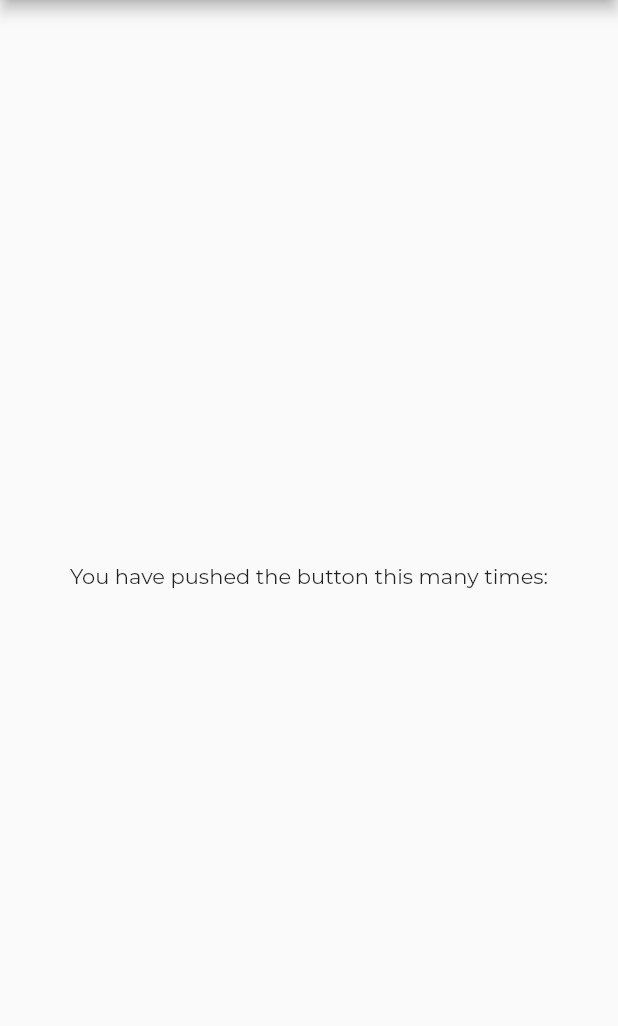
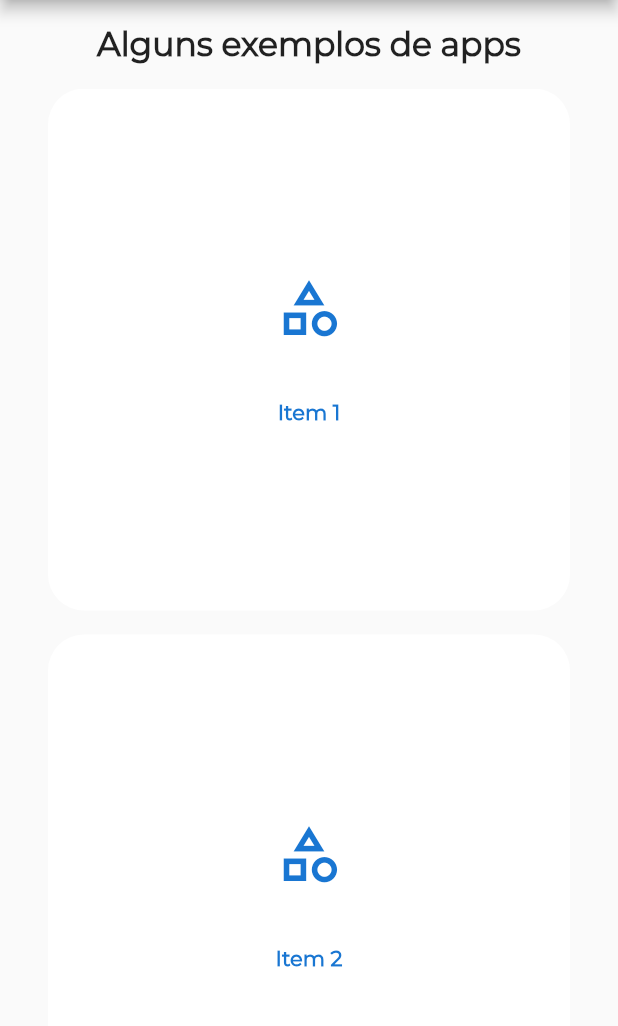
Before and after one commit to gncgabriel/Flutter_Examples, a Flutter app: the screen it shows after launch, on a phone screen of 412 x 824 dp, the part 84-1110 px from its top. Run offline on Flutter 3.47's test engine with Material 2 defaults, Android fonts, the phone set to English and light mode, and no system bars; project files that could hold a hidden picture were left out.

Commit message:
home page

```diff
--- a/lib/main.dart
+++ b/lib/main.dart
@@ -1,7 +1,15 @@
 import 'package:flutter/material.dart';
+import 'package:flutter_examples/src/module/main/pages/home.dart';
+import 'package:flutter_examples/src/shared/constants/routes.dart';
 
 void main() {
   runApp(const MyApp());
+}
+
+Map<String, WidgetBuilder> routes() {
+  return {
+    Routes.main_home_page: (_) => const MainHomePage(),
+  };
 }
 
 class MyApp extends StatelessWidget {
@@ -12,38 +20,12 @@ class MyApp extends StatelessWidget {
     return MaterialApp(
       debugShowCheckedModeBanner: false,
       title: 'Flutter Examples',
+      routes: routes(),
+      initialRoute: Routes.main_home_page,
       theme: ThemeData(
         primarySwatch: Colors.blue,
         fontFamily: "Montserrat"
       ),
-      home: const MyHomePage(),
     );
   }
 }
-
-class MyHomePage extends StatefulWidget {
-  const MyHomePage({Key? key}) : super(key: key);
-  @override
-  State<MyHomePage> createState() => _MyHomePageState();
-}
-
-class _MyHomePageState extends State<MyHomePage> {
-  @override
-  Widget build(BuildContext context) {
-    return Scaffold(
-      appBar: AppBar(
-        title: const Text("Flutter Examples"),
-      ),
-      body: Center(
-        child: Column(
-          mainAxisAlignment: MainAxisAlignment.center,
-          children: const [
-            Text(
-              'You have pushed the button this many times:',
-            ),
-          ],
-        ),
-      ),
-    );
-  }
-}
--- /dev/null
+++ b/lib/src/module/main/pages/home.dart
@@ -0,0 +1,111 @@
+import 'package:flutter/material.dart';
+
+class MainHomePage extends StatefulWidget {
+  const MainHomePage({Key? key}) : super(key: key);
+
+  @override
+  _MainHomePageState createState() => _MainHomePageState();
+}
+
+class _MainHomePageState extends State<MainHomePage> {
+  @override
+  Widget build(BuildContext context) {
+    return Scaffold(
+      appBar: AppBar(
+        title: const Text("Flutter Examples"),
+      ),
+      body: const _Body(),
+    );
+  }
+}
+
+class _Body extends StatelessWidget {
+  const _Body({Key? key}) : super(key: key);
+
+  @override
+  Widget build(BuildContext context) {
+    return Container(
+      padding: const EdgeInsets.all(16),
+      child: Column(
+        children: [
+          const Text(
+            "Alguns exemplos de apps",
+            style: TextStyle(
+              fontSize: 22,
+              fontWeight: FontWeight.bold,
+            ),
+          ),
+          Expanded(
+            child: Container(
+              padding: const EdgeInsets.all(16),
+              child: GridView.count(
+                crossAxisCount:
+                    (MediaQuery.of(context).size.width / 230).floor(),
+                children: _mountCardList(),
+                mainAxisSpacing: 16,
+                crossAxisSpacing: 16,
+              ),
+            ),
+          )
+        ],
+      ),
+    );
+  }
+}
+
+List<Widget> _mountCardList() {
+  final list = <Widget>[];
+  for (int i = 1; i <= 25; i++) {
+    list.add(
+      _CardButton(
+        iconData: Icons.category_outlined,
+        text: "Item $i",
+      ),
+    );
+  }
+  return list;
+}
+
+class _CardButton extends StatelessWidget {
+  const _CardButton({Key? key, required this.iconData, required this.text})
+      : super(key: key);
+  final IconData iconData;
+  final String text;
+
+  @override
+  Widget build(BuildContext context) {
+    return ElevatedButton(
+      onPressed: () {},
+      style: ElevatedButton.styleFrom(
+        primary: Colors.white,
+        onPrimary: Colors.blueGrey[400],
+        shadowColor: Colors.transparent,
+        shape: RoundedRectangleBorder(
+          borderRadius: BorderRadius.circular(24),
+        ),
+      ),
+      child: Container(
+        padding: const EdgeInsets.all(8),
+        height: 116,
+        child: Column(
+          mainAxisSize: MainAxisSize.max,
+          mainAxisAlignment: MainAxisAlignment.spaceBetween,
+          children: [
+            Icon(
+              iconData,
+              color: Colors.blue[700],
+              size: 45,
+            ),
+            Text(
+              text,
+              style: TextStyle(
+                fontWeight: FontWeight.w800,
+                color: Colors.blue[700],
+              ),
+            ),
+          ],
+        ),
+      ),
+    );
+  }
+}
--- /dev/null
+++ b/lib/src/shared/constants/routes.dart
@@ -0,0 +1,3 @@
+abstract class Routes {
+  static String main_home_page = "main/home_page";
+}
```
